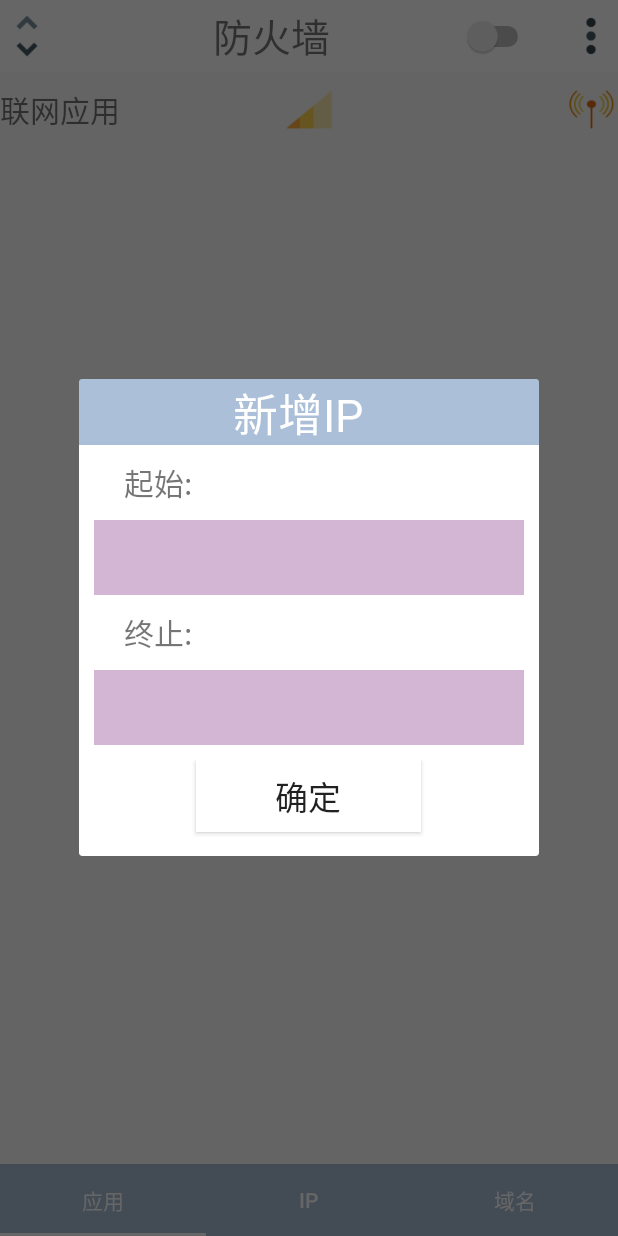
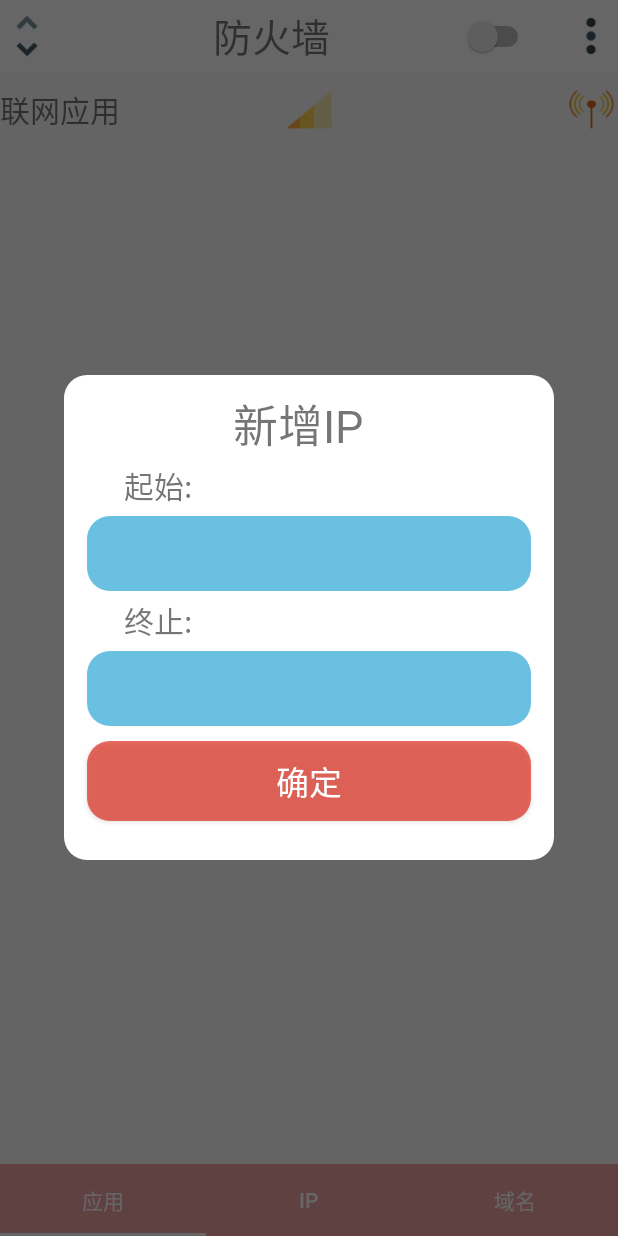
Before and after one commit to pencil-box/NetKnight, an Android app: the fragment IpInputDialog placed in its activity, on a phone screen of 412 x 824 dp. Run offline under Robolectric (Android 15) with nearby library versions, the phone set to English and light mode, and no system bars; libraries missing offline, so code that uses them is left out: com.orhanobut.logger, org.litepal, org.litepal.crud; 7 statements that could not run were skipped.

Commit message:
优化了布局界面,改变色系

```diff
--- a/app/src/main/java/com/pencilbox/netknight/view/AddressInputDialog.java
+++ b/app/src/main/java/com/pencilbox/netknight/view/AddressInputDialog.java
@@ -2,6 +2,8 @@ package com.pencilbox.netknight.view;
 
 import android.content.DialogInterface;
 import android.content.Intent;
+import android.graphics.Color;
+import android.graphics.drawable.ColorDrawable;
 import android.os.Bundle;
 import android.support.v4.app.DialogFragment;
 import android.support.v7.app.AlertDialog;
@@ -77,6 +79,7 @@ public class AddressInputDialog extends DialogFragment {
             }
         });
         getDialog().requestWindowFeature(Window.FEATURE_NO_TITLE);
+        getDialog().getWindow().setBackgroundDrawable(new ColorDrawable(Color.TRANSPARENT));
         return view;
     }
 
--- a/app/src/main/java/com/pencilbox/netknight/view/IpInputDialog.java
+++ b/app/src/main/java/com/pencilbox/netknight/view/IpInputDialog.java
@@ -1,5 +1,7 @@
 package com.pencilbox.netknight.view;
 
+import android.graphics.Color;
+import android.graphics.drawable.ColorDrawable;
 import android.os.Bundle;
 import android.support.v4.app.DialogFragment;
 import android.view.LayoutInflater;
@@ -67,6 +69,7 @@ public class IpInputDialog extends DialogFragment {
             }
         });
         getDialog().requestWindowFeature(Window.FEATURE_NO_TITLE);
+        getDialog().getWindow().setBackgroundDrawable(new ColorDrawable(Color.TRANSPARENT));
         return view;
     }
 
--- /dev/null
+++ b/app/src/main/res/drawable/button_shape.xml
@@ -0,0 +1,18 @@
+<?xml version="1.0" encoding="utf-8"?>
+<shape xmlns:android="http://schemas.android.com/apk/res/android"
+    android:shape="rectangle" >
+
+    <!-- 填充的颜色 -->
+    <solid android:color="#abde2417" />
+
+    <!-- 设置按钮的四个角为弧形 -->
+    <!-- android:radius 弧形的半径 -->
+    <corners android:radius="15dip" />
+
+    <!-- padding：Button里面的文字与Button边界的间隔 -->
+    <padding
+        android:bottom="10dp"
+        android:left="10dp"
+        android:right="10dp"
+        android:top="10dp" />
+</shape>
--- /dev/null
+++ b/app/src/main/res/drawable/dialog_shape.xml
@@ -0,0 +1,18 @@
+<?xml version="1.0" encoding="utf-8"?>
+<shape xmlns:android="http://schemas.android.com/apk/res/android"
+    android:shape="rectangle" >
+
+    <!-- 填充的颜色 -->
+    <solid android:color="#fff" />
+
+    <!-- 设置按钮的四个角为弧形 -->
+    <!-- android:radius 弧形的半径 -->
+    <corners android:radius="15dip" />
+
+    <!-- padding：Button里面的文字与Button边界的间隔 -->
+    <padding
+        android:bottom="10dp"
+        android:left="10dp"
+        android:right="10dp"
+        android:top="10dp" />
+</shape>
--- a/app/src/main/res/layout/activity_main_tabbed.xml
+++ b/app/src/main/res/layout/activity_main_tabbed.xml
@@ -42,7 +42,7 @@
         android:layout_width="match_parent"
         android:layout_height="wrap_content"
         android:layout_alignParentBottom="true"
-        android:background="#815a82b3"
+        android:background="#5ee11212"
         app:tabIndicatorColor="#FFFFFF"
         app:tabSelectedTextColor="#ffffff"
         app:tabTextColor="#FFFFFF" />
--- a/app/src/main/res/layout/address_main.xml
+++ b/app/src/main/res/layout/address_main.xml
@@ -11,7 +11,7 @@
         android:layout_alignParentTop="true"
         android:layout_centerHorizontal="true"
         android:background="#fff"
-        android:paddingTop="8dp">
+        >
 
         <ImageButton
             android:id="@+id/btn_adtopleft"
@@ -88,12 +88,14 @@
 
         <ListView
             android:id="@+id/list_address"
+            android:background="#53d2d1d1"
             android:layout_width="match_parent"
             android:layout_height="match_parent"
             android:listSelector="@null"
             android:layout_marginRight="3dp"
             android:layout_marginLeft="3dp"
-            android:layout_marginTop="8dp">
+            android:paddingTop="8dp"
+            >
 
         </ListView>
 
--- a/app/src/main/res/layout/diary_tabbed.xml
+++ b/app/src/main/res/layout/diary_tabbed.xml
@@ -14,7 +14,7 @@
         android:layout_width="match_parent"
         android:layout_height="wrap_content"
         android:layout_alignParentBottom="true"
-        android:background="#815a82b3"
+        android:background="#5ee11212"
         app:tabIndicatorColor="#FFFFFF"
         app:tabSelectedTextColor="#ffffff"
         app:tabTextColor="#FFFFFF" />
--- a/app/src/main/res/layout/graspleft_top.xml
+++ b/app/src/main/res/layout/graspleft_top.xml
@@ -11,7 +11,7 @@
         android:background="@drawable/shape"
         android:textColor="#fff"
         android:text="防火墙"
-        android:textSize="22sp"
+        android:textSize="15sp"
         />
 
     <Button
@@ -21,6 +21,6 @@
         android:background="@drawable/shape"
         android:textColor="#fff"
         android:text="流量日记"
-        android:textSize="22sp"/>
+        android:textSize="15sp"/>
 
 </LinearLayout>
--- a/app/src/main/res/layout/ip_inputdialog.xml
+++ b/app/src/main/res/layout/ip_inputdialog.xml
@@ -2,6 +2,7 @@
 <LinearLayout xmlns:android="http://schemas.android.com/apk/res/android"
     android:layout_width="match_parent"
     android:layout_height="match_parent"
+    android:background="@drawable/dialog_shape"
     android:orientation="vertical">
 
     <LinearLayout
@@ -11,26 +12,24 @@
         <TextView
             android:layout_width="match_parent"
             android:layout_height="match_parent"
-            android:background="#815a82b3"
             android:text="              新增IP                "
             android:textAlignment="center"
-            android:textColor="#fff"
             android:textSize="30sp" />
     </LinearLayout>
 
     <LinearLayout
         android:layout_width="match_parent"
-        android:layout_height="50dp">
+        android:layout_height="40dp">
 
         <TextView
             android:layout_width="match_parent"
             android:layout_height="wrap_content"
             android:layout_gravity="center"
-            android:text="起始:"
-            android:textSize="20sp"
             android:layout_marginLeft="10dp"
             android:layout_marginRight="10dp"
-            android:paddingLeft="20dp"/>
+            android:paddingLeft="20dp"
+            android:text="起始:"
+            android:textSize="20sp" />
     </LinearLayout>
 
     <LinearLayout
@@ -41,25 +40,26 @@
             android:id="@+id/edit_ipstartin"
             android:layout_width="match_parent"
             android:layout_height="50dp"
-            android:background="#d3b6d4"
+            android:layout_marginLeft="5dp"
+            android:layout_marginRight="5dp"
+            android:background="@drawable/shape"
             android:inputType="textWebEmailAddress"
-            android:layout_marginLeft="10dp"
-            android:layout_marginRight="10dp"/>
+            android:textColor="#fff" />
     </LinearLayout>
 
     <LinearLayout
         android:layout_width="match_parent"
-        android:layout_height="50dp">
+        android:layout_height="40dp">
 
         <TextView
             android:layout_width="match_parent"
             android:layout_height="wrap_content"
             android:layout_gravity="center"
-            android:text="终止:"
-            android:textSize="20sp"
             android:layout_marginLeft="10dp"
             android:layout_marginRight="10dp"
-            android:paddingLeft="20dp">
+            android:paddingLeft="20dp"
+            android:text="终止:"
+            android:textSize="20sp">
 
         </TextView>
 
@@ -73,32 +73,34 @@
             android:id="@+id/edit_ipstartend"
             android:layout_width="match_parent"
             android:layout_height="50dp"
-            android:background="#d3b6d4"
+            android:layout_marginLeft="5dp"
+            android:layout_marginRight="5dp"
+            android:background="@drawable/shape"
             android:inputType="textWebEmailAddress"
-            android:layout_marginLeft="10dp"
-            android:layout_marginRight="10dp"/>
+            android:textColor="#fff" />
     </LinearLayout>
 
 
     <LinearLayout
         android:layout_width="match_parent"
         android:layout_height="wrap_content"
+        android:layout_marginBottom="10dp"
         android:layout_marginTop="10dp"
-        android:gravity="center"
-        android:layout_marginBottom="10dp">
+        android:gravity="center">
 
         <Button
-        android:id="@+id/ip_sure"
-        android:layout_width="150dp"
-        android:layout_gravity="center_horizontal"
-        android:gravity="center"
-        android:layout_height="match_parent"
-        android:background="#fff"
-        android:text="确定"
-        android:layout_marginLeft="10dp"
-        android:layout_marginRight="10dp"
-        android:textSize="22dp"
-        android:layout_marginBottom="6dp"/>
+            android:id="@+id/ip_sure"
+            android:layout_width="match_parent"
+            android:layout_height="match_parent"
+            android:layout_gravity="center_horizontal"
+            android:layout_marginBottom="6dp"
+            android:layout_marginLeft="5dp"
+            android:layout_marginRight="5dp"
+            android:background="@drawable/button_shape"
+            android:gravity="center"
+            android:text="确定"
+            android:textColor="#ffff"
+            android:textSize="22dp" />
 
     </LinearLayout>
 </LinearLayout>
--- a/app/src/main/res/layout/ip_main.xml
+++ b/app/src/main/res/layout/ip_main.xml
@@ -11,7 +11,7 @@
         android:layout_alignParentTop="true"
         android:layout_centerHorizontal="true"
         android:background="#fff"
-        android:paddingTop="8dp">
+        >
 
         <ImageButton
             android:id="@+id/btn_iptopleft"
@@ -91,12 +91,14 @@
 
         <ListView
             android:id="@+id/list_ip"
+            android:background="#53d2d1d1"
             android:layout_width="match_parent"
             android:layout_height="match_parent"
             android:listSelector="@null"
             android:layout_marginRight="3dp"
             android:layout_marginLeft="3dp"
-            android:layout_marginTop="8dp">
+            android:paddingTop="8dp"
+            >
 
         </ListView>
     </LinearLayout>
--- a/app/src/main/res/layout/list_item.xml
+++ b/app/src/main/res/layout/list_item.xml
@@ -2,7 +2,7 @@
 <LinearLayout xmlns:android="http://schemas.android.com/apk/res/android"
     android:layout_width="match_parent"
     android:layout_height="match_parent"
-    android:background="#8da0d1e6"
+    android:background="#fff"
     android:orientation="horizontal">
 
     <RelativeLayout
@@ -20,7 +20,6 @@
             android:layout_centerHorizontal="true"
             android:layout_gravity="center"
             android:text="NO:1"
-            android:textColor="#ffff"
             android:textSize="15dp" />
     </RelativeLayout>
 
@@ -39,7 +38,7 @@
             android:layout_centerHorizontal="true"
             android:layout_gravity="center"
             android:text="NO:2"
-            android:textColor="#fff"
+
             android:textSize="15dp" />
     </RelativeLayout>
 </LinearLayout>
--- a/app/src/main/res/layout/mainleft_top.xml
+++ b/app/src/main/res/layout/mainleft_top.xml
@@ -10,7 +10,7 @@
         android:background="@drawable/shape"
         android:textColor="#fff"
         android:text="流量日志"
-        android:textSize="22sp"/>
+        android:textSize="15sp"/>
     <Button
         android:id="@+id/btn_bag"
         android:layout_width="match_parent"
@@ -18,5 +18,5 @@
         android:background="@drawable/shape"
         android:textColor="#fff"
         android:text="网络抓包"
-        android:textSize="22sp"/>
+        android:textSize="15sp"/>
 </LinearLayout>
--- a/app/src/main/res/layout/netleft_top.xml
+++ b/app/src/main/res/layout/netleft_top.xml
@@ -10,7 +10,7 @@
         android:background="@drawable/shape"
         android:text="防火墙"
         android:textColor="#fff"
-        android:textSize="22sp"/>
+        android:textSize="15sp"/>
 
     <Button
         android:id="@+id/netbtn_bag"
@@ -19,6 +19,6 @@
         android:background="@drawable/shape"
         android:textColor="#fff"
         android:text="网络抓包"
-        android:textSize="22sp"/>
+        android:textSize="15sp"/>
 
 </LinearLayout>
```
Also changed, not shown: app/src/main/res/layout/address_input.xml (+28 -26 lines), app/src/main/res/layout/right_top.xml (+4 -4 lines), 1 other file.
